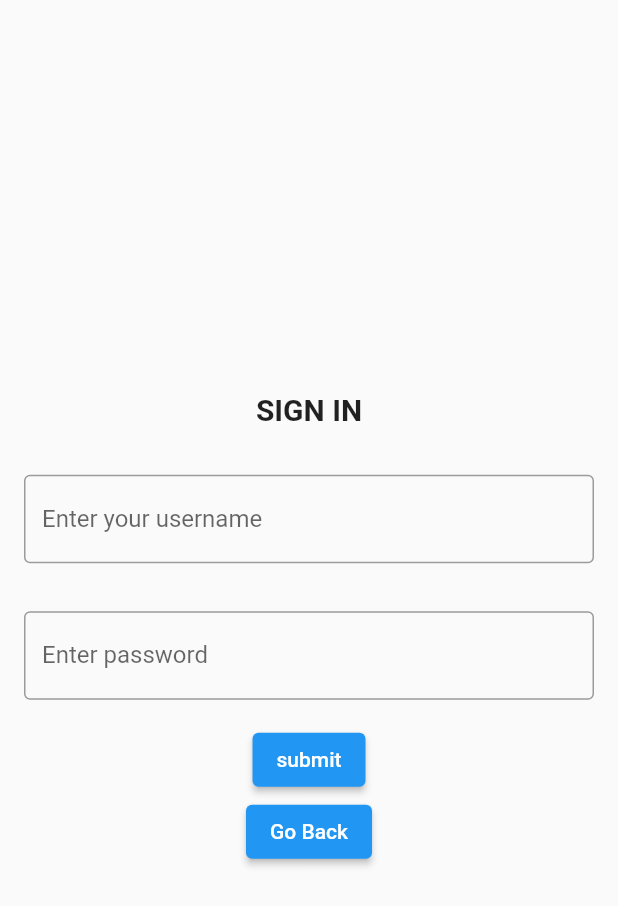
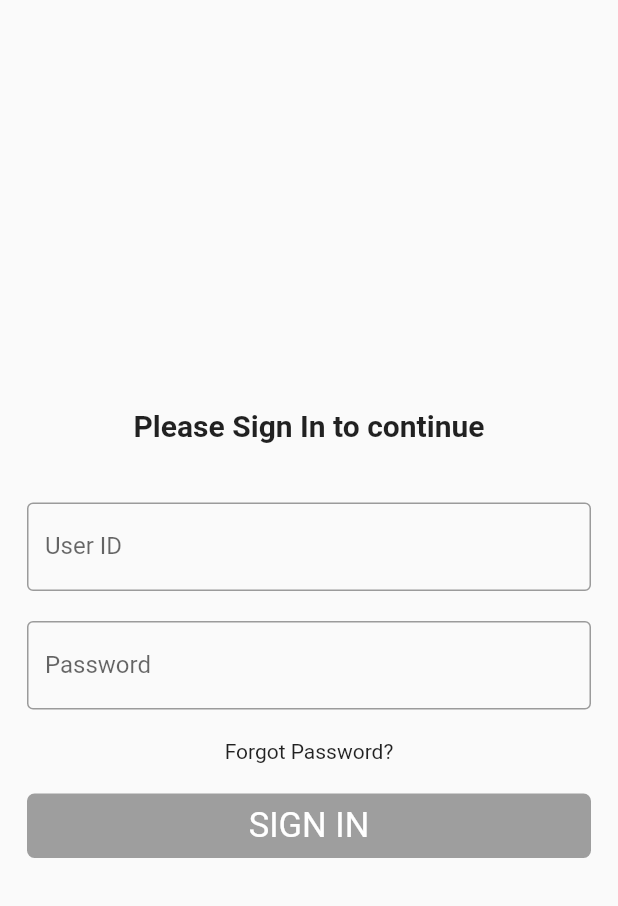
Before and after one commit to mayankSoni07/flutter_redux_boilerplate_practice, a Flutter app: the screen it shows after launch, on a phone screen of 412 x 824 dp. Shown: the top 906 px of the screen. Run offline on Flutter 3.47's test engine with Material 2 defaults, Android fonts, the phone set to English and light mode, and no system bars; our stand-ins replace fluttertoast, localstorage, rxdart.

Commit message:
Login form created, validation added, submit button handeled, API request on submit, Toaster in progress

```diff
--- a/lib/Widgets/signIn.dart
+++ b/lib/Widgets/signIn.dart
@@ -1,62 +1,121 @@
 import 'package:flutter/material.dart';
+import 'package:new_app/bloc/signIn_bloc.dart';
+import 'package:provider/provider.dart';
 import 'package:localstorage/localstorage.dart';
 
-class SignIn extends StatelessWidget {
+class SignIn extends StatefulWidget {
   SignIn({Key key}) : super(key: key);
 
   @override
-  Widget build(BuildContext context) {
-    void onPressSubmit() {
-      print('presses submit');
-      final LocalStorage storage = new LocalStorage('localstorage_app');
-      storage.setItem('token', true);
-      Navigator.pushReplacementNamed(context, '/forgotpassword');
+  _SignInState createState() => _SignInState();
 }
 
-    void onPressGoBack() {
-      print('presses goback');
-      Navigator.maybePop(context);
-    }
+class _SignInState extends State<SignIn> {
+  GlobalKey<FormState> _formKey = GlobalKey<FormState>();
+
+  @override
+  Widget build(BuildContext context) {
+    final bloc = Provider.of<LoginBloc>(context, listen: false);
+
+    // void onPressSubmit() {
+    //   print('presses submit');
+    //   final LocalStorage storage = new LocalStorage('localstorage_app');
+    //   storage.setItem('token', true);
+    //   Navigator.pushReplacementNamed(context, '/forgotpassword');
+    // }
+
+    // void onPressGoBack() {
+    //   print('presses goback');
+    //   Navigator.maybePop(context);
+    // }
 
     return Scaffold(
-        body: Padding(
+        body: Form(
+      key: _formKey,
+      child: Padding(
         padding: EdgeInsets.symmetric(horizontal: 8, vertical: 16),
         child: Column(
           mainAxisAlignment: MainAxisAlignment.center,
           children: [
             Padding(
-              padding: EdgeInsets.symmetric(horizontal: 8, vertical: 16),
-              child: Text('SIGN IN',
+                padding: EdgeInsets.symmetric(horizontal: 8, vertical: 30),
+                child: Text('Please Sign In to continue',
                     textAlign: TextAlign.center,
-                  style: TextStyle(fontWeight: FontWeight.bold, fontSize: 20))),
-          Padding(
-            padding: EdgeInsets.symmetric(horizontal: 8, vertical: 16),
+                    style:
+                        TextStyle(fontWeight: FontWeight.bold, fontSize: 20))),
+            StreamBuilder(
+              stream: bloc.loginEmail,
+              builder: (context, snapshot) => Padding(
+                padding: EdgeInsets.symmetric(horizontal: 10, vertical: 10),
                 child: TextField(
+                  onChanged: bloc.changeloginEmail,
                   decoration: InputDecoration(
+                      errorText: snapshot.error,
                       border: OutlineInputBorder(),
-                  hintText: 'Enter your username',
-                  labelText: 'Enter your username'),
+                      hintText: 'Enter User ID',
+                      labelText: 'User ID'),
+                ),
+              ),
+            ),
+            StreamBuilder(
+              stream: bloc.loginPassword,
+              builder: (context, snapshot) => Padding(
+                padding: EdgeInsets.symmetric(horizontal: 10, vertical: 10),
+                child: TextField(
+                  onChanged: bloc.changeLoginPassword,
+                  decoration: InputDecoration(
+                      errorText: snapshot.error,
+                      border: OutlineInputBorder(),
+                      hintText: 'Enter Password',
+                      labelText: 'Password'),
+                ),
               ),
             ),
             Padding(
-            padding: EdgeInsets.symmetric(horizontal: 8, vertical: 16),
-            child: TextField(
-              decoration: InputDecoration(
-                  border: OutlineInputBorder(),
-                  hintText: 'Enter password',
-                  labelText: 'Enter password'),
+                padding: EdgeInsets.symmetric(horizontal: 10, vertical: 10),
+                child: Text('Forgot Password?', textAlign: TextAlign.right)),
+            _submitButton(),
+          ],
         ),
-          ),
-          ElevatedButton(
-            child: Text('submit'),
-            onPressed: onPressSubmit,
-          ),
-          ElevatedButton(
-            child: Text('Go Back'),
-            onPressed: onPressGoBack,
-          )
-        ],
       ),
     ));
   }
+
+  Widget _submitButton() {
+    final bloc = Provider.of<LoginBloc>(context, listen: false);
+
+    return StreamBuilder<Object>(
+        stream: bloc.isValid,
+        builder: (context, snapshot) {
+          return GestureDetector(
+            onTap: snapshot.hasError || !snapshot.hasData
+                ? null
+                : () {
+                    bloc.submit();
+                  },
+            child: Padding(
+              padding: EdgeInsets.symmetric(horizontal: 10, vertical: 10),
+              child: Container(
+                alignment: Alignment.center,
+                decoration: BoxDecoration(
+                  borderRadius: BorderRadius.circular(5),
+                  color: snapshot.hasError || !snapshot.hasData
+                      ? Colors.grey
+                      : Color(0xFF00BAC6),
+                ),
+                child: Padding(
+                  padding: const EdgeInsets.all(8.0),
+                  child: Text(
+                    "SIGN IN",
+                    style: TextStyle(
+                      color: Colors.white,
+                      fontSize: 23,
+                    ),
+                  ),
+                ),
+              ),
+            ),
+          );
+        });
   }
+}
--- /dev/null
+++ b/lib/bloc/validators.dart
@@ -0,0 +1,123 @@
+import 'dart:async';
+
+///The `StreamTransformers` for validations
+mixin Validators {
+  var emailValidator = StreamTransformer<String, String>.fromHandlers(
+    handleData: (email, sink) {
+      if (email.isEmpty) {
+        return sink.addError("This field can't be empty");
+      }
+      if (email.length > 32) {
+        return sink.addError("Email can't be more than 32 characters");
+      }
+      if (!email.startsWith(RegExp(r'[A-za-z]'))) {
+        return sink.addError("Email cannot start with special characters");
+      }
+      if (email.length < 6) {
+        return sink.addError("Email is too short");
+      }
+      if (!RegExp(
+              r"^[a-zA-Z0-9.a-zA-Z0-9.!#$%&'*+-/=?^_`{|}~]+@[a-zA-Z0-9]+\.[a-zA-Z]+")
+          .hasMatch(email)) {
+        return sink.addError("Invalid Email");
+      } else {
+        sink.add(email);
+      }
+    },
+  );
+
+  var loginPasswordValidator = StreamTransformer<String, String>.fromHandlers(
+    handleData: (password, sink) {
+      if (password.isEmpty) {
+        return sink.addError("This field can't be empty");
+      }
+
+      if (password.length < 8) {
+        return sink.addError("Password can't be less than 8 characters");
+      } else {
+        sink.add(password);
+      }
+    },
+  );
+
+  var nameValidator = StreamTransformer<String, String>.fromHandlers(
+    handleData: (name, sink) {
+      if (name.isEmpty) {
+        return sink.addError("This field can't be empty");
+      }
+
+      if (name.length > 32) {
+        return sink.addError("Name can't be more than 32 characters");
+      }
+      if (name.length < 3) {
+        return sink.addError("Name is too short");
+      }
+      if (name.contains(RegExp(r'[0-9]'))) {
+        return sink.addError("Name field can't contain numbers");
+      }
+      if (!RegExp(r"^[a-zA-Z]+(([',. -][a-zA-Z ])?[a-zA-Z]*)*$")
+          .hasMatch(name)) {
+        return sink.addError("Invalid Name");
+      } else {
+        sink.add(name);
+      }
+    },
+  );
+
+  var phoneValidator = StreamTransformer<String, String>.fromHandlers(
+    handleData: (phone, sink) {
+      if (phone.isEmpty) {
+        return sink.addError("This field can't be empty");
+      }
+      if (phone.length > 10) {
+        return sink.addError("Phone number can't be more than 10 digits");
+      }
+      if (phone.length < 10) {
+        return sink.addError("Phone number can't be less than 10 digits");
+      }
+      if (phone.contains(RegExp(r'[A-Z]')) ||
+          phone.contains(RegExp(r'[a-z]'))) {
+        return sink.addError("Phone number can only contain numbers");
+      }
+      if (!RegExp(r"[0-9]{10}").hasMatch(phone)) {
+        return sink.addError("Not a valid phone number");
+      }
+      if (!phone.startsWith(RegExp(r"[0-9]"))) {
+        return sink.addError("Not a valid phone number");
+      } else {
+        sink.add(phone);
+      }
+    },
+  );
+
+  var passwordValidator = StreamTransformer<String, String>.fromHandlers(
+    handleData: (password, sink) {
+      if (password.isEmpty) {
+        return sink.addError("This field can't be empty");
+      }
+      if (password.length < 8) {
+        return sink.addError("Password can't be less than 8 characters");
+      }
+      if (password.length < 8) {
+        return sink.addError("Password can't be less than 8 characters");
+      }
+      if (!RegExp(r"^(?=.*[a-z])(?=.*[A-Z])(?=.*\d)(?=.*[^\da-zA-Z]).{8,15}$")
+          .hasMatch(password)) {
+        return sink.addError(
+            "Password must contain one small,Captial and a special character");
+      } else {
+        sink.add(password);
+      }
+    },
+  );
+
+  var confirmPasswordValidator = StreamTransformer<String, String>.fromHandlers(
+    handleData: (confPass, sink) {
+      if (confPass.isEmpty) {
+        return sink.addError("This field can't be empty");
+      } else {
+        sink.add(confPass);
+      }
+    },
+  );
+}
--- a/lib/main.dart
+++ b/lib/main.dart
@@ -1,8 +1,10 @@
 import 'package:flutter/material.dart';
 import 'package:localstorage/localstorage.dart';
+import 'package:new_app/widgets/signIn.dart';
+import 'package:provider/provider.dart';
 
+import 'package:new_app/bloc/signIn_bloc.dart';
 import 'Widgets/forgotPassword.dart';
-import 'Widgets/signIn.dart';
 
 void main() {
   runApp(MyApp());
@@ -13,7 +15,11 @@ class MyApp extends StatelessWidget {
   @override
   Widget build(BuildContext context) {
     final LocalStorage storage = new LocalStorage('localstorage_app');
-    return MaterialApp(
+    return MultiProvider(
+      providers: [
+        Provider<LoginBloc>(create: (context) => LoginBloc()),
+      ],
+      child: MaterialApp(
         title: 'Flutter Demo',
         initialRoute:
             storage.getItem('token') == true ? '/forgotpassword' : '/signin',
@@ -24,6 +30,7 @@ class MyApp extends StatelessWidget {
         theme: ThemeData(
           primarySwatch: Colors.blue,
         ),
+      ),
     );
   }
 }
--- a/pubspec.yaml
+++ b/pubspec.yaml
@@ -23,8 +23,11 @@ environment:
 dependencies:
   flutter:
     sdk: flutter
-
+  rxdart: any
+  provider: any
   localstorage: any
+  http: any
+  fluttertoast: ^8.0.6
 
   # The following adds the Cupertino Icons font to your application.
   # Use with the CupertinoIcons class for iOS style icons.
```
Also changed, not shown: lib/bloc/signIn_bloc.dart (added, +56 -0 lines), lib/generated_plugin_registrant.dart (added, +15 -0 lines), lib/main1.dart (deleted, +0 -113 lines), 4 other files. Lines whose indentation alone changed are shown as unchanged.
